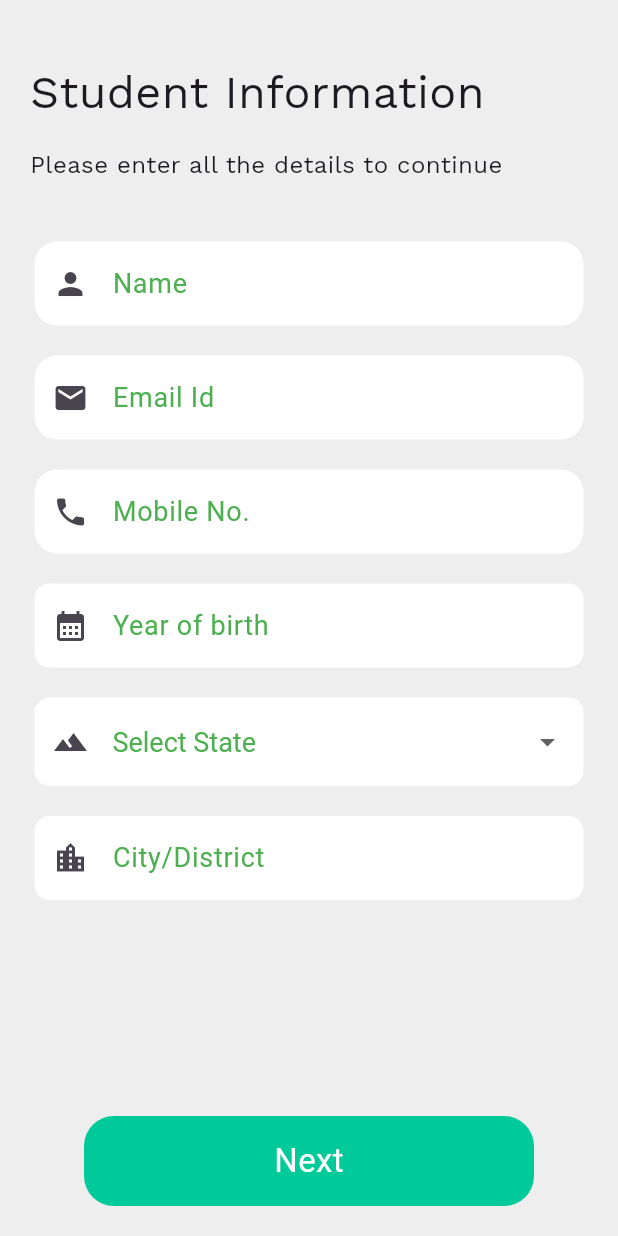
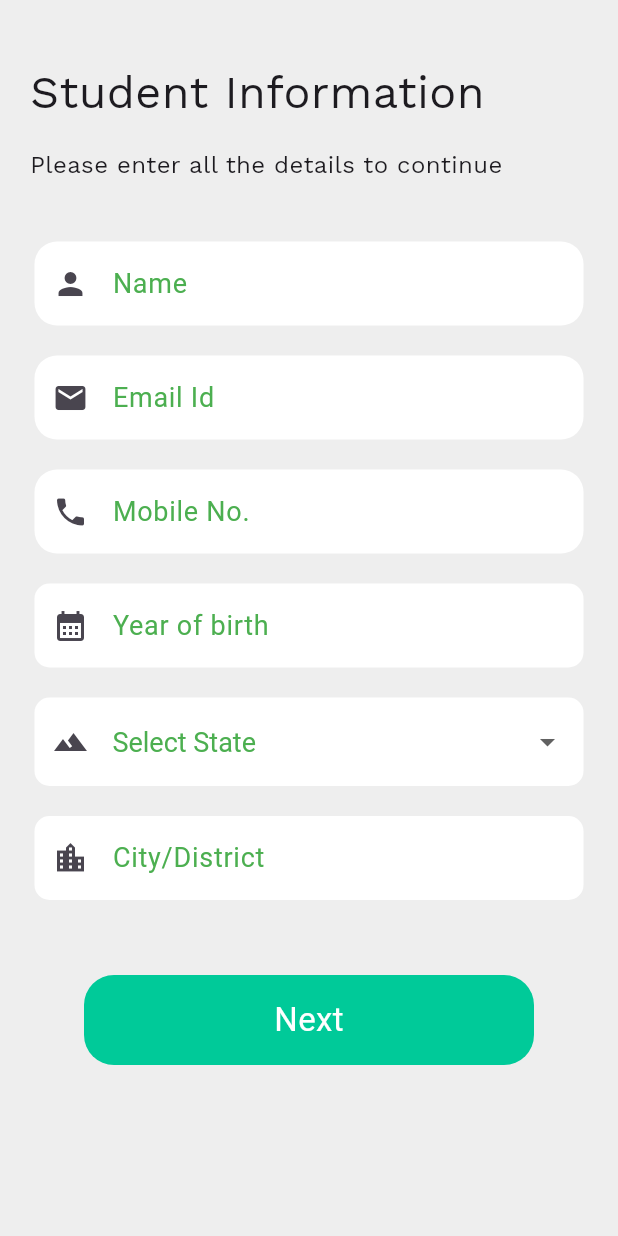
Before and after one commit to eDemy-SIH/eDemy-App, a Flutter app: the StudentInfo screen opened by its route, on a phone screen of 412 x 824 dp. Run offline on Flutter 3.47's test engine with Material 3 defaults, Android fonts, the light colour scheme and no system bars; our stand-ins replace cloud_firestore, firebase_auth, firebase_core, hive, hive_flutter, pdf and 3 more; accounts and stored records are empty; network calls fail.

Commit message:
further ui fixes

```diff
--- a/lib/pages/skill_start.dart
+++ b/lib/pages/skill_start.dart
@@ -136,7 +136,7 @@ class _SkillStartState extends State<SkillStart> {
                         padding: const EdgeInsets.only(bottom: 20),
                         child: GestureDetector(
                           onTap: () => {
-                            Future.delayed(Duration(seconds: 2), (){
+                            Future.delayed(Duration(seconds: 1), (){
                                  Navigator.push(
                                 context,
                                 MaterialPageRoute(
--- a/lib/pages/student_info.dart
+++ b/lib/pages/student_info.dart
@@ -113,7 +113,8 @@ class _StudentInfoState extends State<StudentInfo> {
     return Scaffold(
       backgroundColor: context.canvasColor,
       resizeToAvoidBottomInset: false,
-      body: SafeArea(
+      body: SingleChildScrollView(
+        child: SafeArea(
 
 
             child: Column(
@@ -377,11 +378,13 @@ class _StudentInfoState extends State<StudentInfo> {
                   ),
                 ),
 
-              Expanded(
-                child: Align(
-                  alignment: Alignment.bottomCenter,
+                const SizedBox(height:40),
+
+
+
+                Center(
                   child: Padding(
-                    padding: const EdgeInsets.only(bottom: 20),
+                  padding: const EdgeInsets.only(left:20,right: 20,bottom: 20),
                   child: GestureDetector(
                     onTap: () => {
                       _saveForm()
@@ -390,13 +393,14 @@ class _StudentInfoState extends State<StudentInfo> {
                   ),
                 ),
                 ),
-              ),
+
 
 
               ],
             ),
 
         ),
+      ),
     );
 
 
--- a/lib/utils/ai-chat-receive.dart
+++ b/lib/utils/ai-chat-receive.dart
@@ -15,7 +15,7 @@ Future<String> fetchChatbotResponse(String userMessage) async {
     body: jsonEncode({
       'model': modelId,
       'messages': [
-        {'role': 'system', 'content': 'You are a career counselor chatbot. Only answer questions based on career advice, subjects. if asked anything else reply i dont know.'},
+        {'role': 'system', 'content': 'You are a career counselor chatbot. Only answer questions based on career advice, subjects. if asked anything else reply i dont know. Strictly do not answer questions from other topics'},
         {'role': 'user', 'content': userMessage},
       ],
     }),
--- a/lib/widgets/carrer_tile.dart
+++ b/lib/widgets/carrer_tile.dart
@@ -16,7 +16,7 @@ class CareerTile extends StatelessWidget {
     return Padding(
       padding: const EdgeInsets.symmetric(vertical: 10),
       child: Container(
-        height: 100,
+
         decoration: BoxDecoration(
           color: Color.fromARGB(255, 255, 255, 255),
           borderRadius: BorderRadius.circular(10)
--- a/lib/widgets/onboarding.dart
+++ b/lib/widgets/onboarding.dart
@@ -9,7 +9,7 @@ class Onboarding extends StatelessWidget {
   @override
   Widget build(BuildContext context) {
     return Container(
-      color:Color.fromARGB(255, 213, 255, 234),
+      color:Color.fromARGB(255, 211, 255, 216),
       child: Padding(
         padding: const EdgeInsets.all(10.0),
         child: Column(
```
Also changed, not shown: lib/pages/skill_questions.dart (+5 -5 lines). Lines whose indentation alone changed are shown as unchanged.
